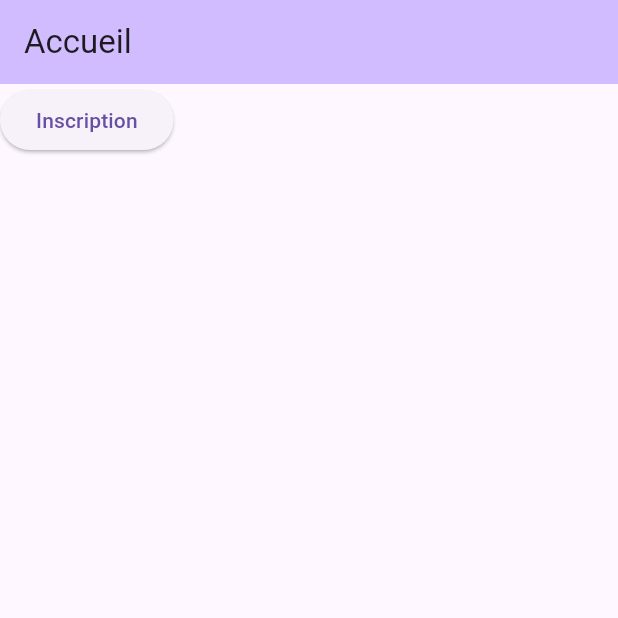
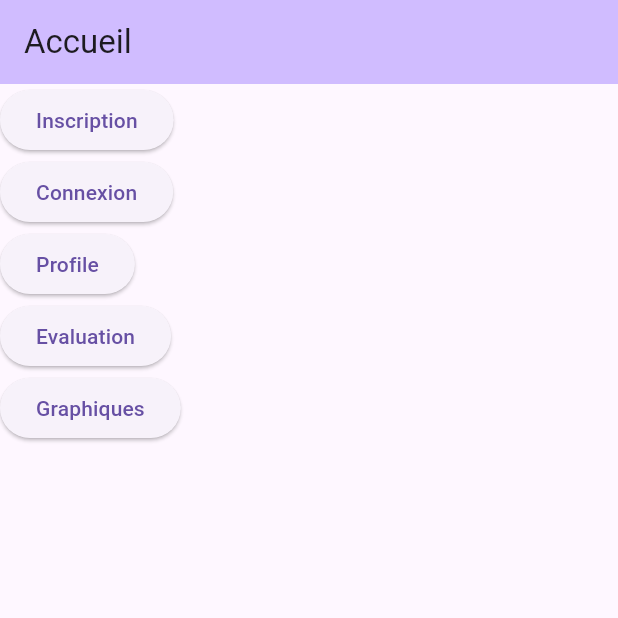
Before and after one commit to RomualdBR/Flutter-Cyclade, a Flutter app: the screen it shows after launch, on a phone screen of 412 x 824 dp, the top half of it. Run offline on Flutter 3.47's test engine with Material 3 defaults, Android fonts, the phone set to English and light mode, and no system bars; missing offline and left inert: mongo_dart.

Commit message:
create a lot of pages

```diff
--- a/lib/main.dart
+++ b/lib/main.dart
@@ -1,6 +1,14 @@
 import 'package:flutter/material.dart';
 import 'package:flutter_cyclade/pages/accueil.dart';
 import 'package:flutter_cyclade/pages/inscription.dart';
+import 'package:flutter_cyclade/pages/connexion.dart';
+import 'package:flutter_cyclade/pages/profile.dart';
+import 'package:flutter_cyclade/pages/evaluations.dart';
+import 'package:flutter_cyclade/pages/graphiques.dart';
+
+
+
+
 
 void main() {
   runApp(MyApp());
@@ -15,6 +23,10 @@ class MyApp extends StatelessWidget {
       routes: {
         '/': (context) => const AccueilPage(),
         '/inscription': (context) => const InscriptionPage(),
+        '/connexion': (context) => const ConnexionPage(),
+        '/profile': (context) => const ProfilePage(),
+        '/evaluations': (context) => const EvaluationsPage(),
+        '/graphiques': (context) => const GraphiquesPage(),
       },
     );
   }
--- a/lib/pages/accueil.dart
+++ b/lib/pages/accueil.dart
@@ -22,6 +22,19 @@ class _MyHomePageState
   void onPressed() {
     Navigator.pushNamed(context, '/inscription');
   }
+  void connexion() {
+    Navigator.pushNamed(context, '/connexion');
+  }
+  void profile() {
+    Navigator.pushNamed(context, '/profile');
+  }
+  void evaluations() {
+    Navigator.pushNamed(context, '/evaluations');
+  }
+  void graphiques() {
+    Navigator.pushNamed(context, '/graphiques');
+  }
+
 
 
   @override
@@ -34,11 +47,29 @@ class _MyHomePageState
                 .inversePrimary,
         title: const Text("Accueil"),
       ),
-      body: Column(children: [
+      body: Column(
+        crossAxisAlignment: CrossAxisAlignment.start,
+        children: [
         ElevatedButton(
           onPressed: onPressed,
           child: const Text("Inscription"),
-        )
+        ),
+        ElevatedButton(
+          onPressed: connexion,
+          child: const Text("Connexion"),
+        ),
+        ElevatedButton(
+          onPressed: profile,
+          child: const Text("Profile"),
+        ),
+        ElevatedButton(
+          onPressed: evaluations,
+          child: const Text("Evaluation"),
+        ),
+        ElevatedButton(
+          onPressed: graphiques,
+          child: const Text("Graphiques"),
+        ),
       ]),
     );
   }
```
Also changed, not shown: lib/pages/connexion.dart (added, +22 -0 lines), lib/pages/evaluations.dart (added, +55 -0 lines), lib/pages/graphiques.dart (added, +22 -0 lines), lib/pages/profile.dart (added, +22 -0 lines).
